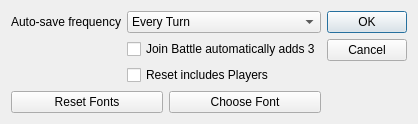
Before: the Qt Designer form lib/preferences_window.ui in ErikSeguinte/ex-3e-tracker-Python, drawn with Qt 5.
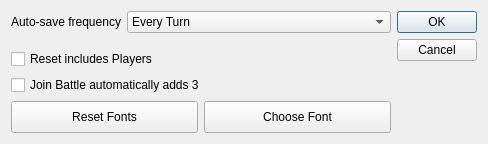
After: the same form once the commit is applied.

Commit message: Resizing buttons in preferences window print file converted with convert ui

Patch:
```diff
--- a/lib/preferences_window.ui
+++ b/lib/preferences_window.ui
@@ -6,8 +6,8 @@
    <rect>
     <x>0</x>
     <y>0</y>
-    <width>387</width>
-    <height>121</height>
+    <width>488</width>
+    <height>144</height>
    </rect>
   </property>
   <property name="windowTitle">
@@ -44,14 +44,7 @@
          </item>
         </widget>
        </item>
-       <item row="1" column="1">
-        <layout class="QVBoxLayout" name="verticalLayout">
-         <item>
-          <widget class="QCheckBox" name="jb_checkBox">
-           <property name="text">
-            <string>Join Battle automatically adds 3</string>
-           </property>
-          </widget>
+      </layout>
          </item>
          <item>
           <widget class="QCheckBox" name="reset_checkBox">
@@ -60,14 +53,23 @@
            </property>
           </widget>
          </item>
-        </layout>
-       </item>
-      </layout>
+     <item>
+      <widget class="QCheckBox" name="jb_checkBox">
+       <property name="text">
+        <string>Join Battle automatically adds 3</string>
+       </property>
+      </widget>
      </item>
      <item>
       <layout class="QHBoxLayout" name="horizontalLayout">
        <item>
         <widget class="QPushButton" name="Reset_Button_btn">
+         <property name="sizePolicy">
+          <sizepolicy hsizetype="Minimum" vsizetype="Minimum">
+           <horstretch>0</horstretch>
+           <verstretch>0</verstretch>
+          </sizepolicy>
+         </property>
          <property name="text">
           <string>Reset Fonts</string>
          </property>
@@ -75,6 +77,12 @@
        </item>
        <item>
         <widget class="QPushButton" name="choose_font_btn">
+         <property name="sizePolicy">
+          <sizepolicy hsizetype="Minimum" vsizetype="Minimum">
+           <horstretch>0</horstretch>
+           <verstretch>0</verstretch>
+          </sizepolicy>
+         </property>
          <property name="text">
           <string>Choose Font</string>
          </property>
```
Lines whose indentation alone changed are shown as unchanged. The commit also changes 2 other files.
